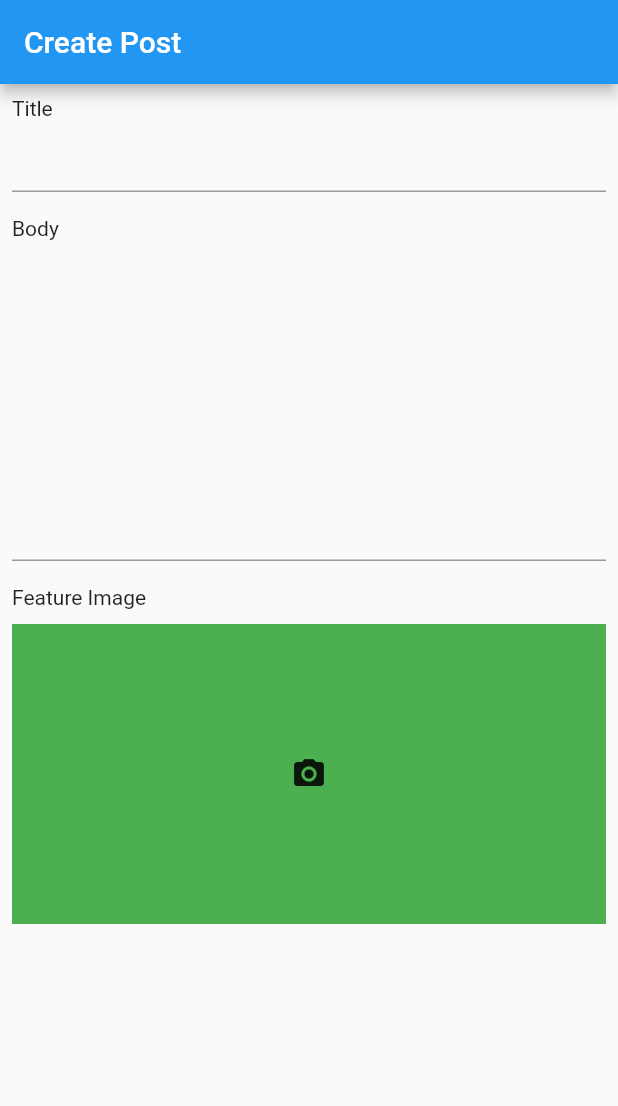
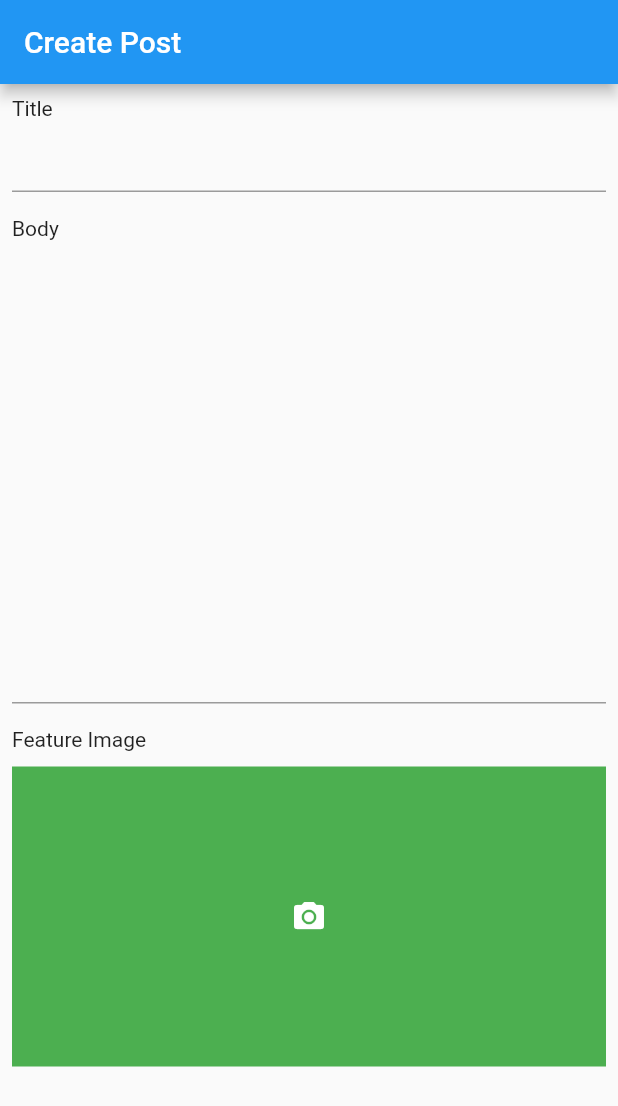
Before and after one commit to hydev777/Blogging, a Flutter app: the CreateBlog screen opened by its route, after a tap on the "photo camera" icon, on a phone screen of 412 x 824 dp. Shown: the top 1106 px of the screen. Run offline on Flutter 3.47's test engine with Material 2 defaults, Android fonts, the light colour scheme and no system bars; our stand-ins replace go_router, image_picker.

```diff
--- a/lib/main.dart
+++ b/lib/main.dart
@@ -65,6 +65,12 @@ class MyApp extends StatelessWidget {
           return const CreateBlog();
         },
       ),
+      GoRoute(
+        path: '/blog/profile',
+        builder: (BuildContext context, GoRouterState state) {
+          return const BlogUserProfile();
+        },
+      ),
     ],
   );
 }
--- /dev/null
+++ b/lib/utils/classes/file_upload.dart
@@ -0,0 +1,10 @@
+import 'dart:io';
+
+class FileUpload {
+  String? type;
+  String? path;
+  String? filename;
+  File? file;
+
+  FileUpload({ this.type, this.path, this.filename, this.file });
+}
--- a/lib/view/screens/blog_create_blog/blog_create_blog.dart
+++ b/lib/view/screens/blog_create_blog/blog_create_blog.dart
@@ -1,4 +1,10 @@
+import 'dart:convert';
+import 'dart:io';
+
 import 'package:flutter/material.dart';
+import 'package:image_picker/image_picker.dart';
+
+import '../../../utils/classes/file_upload.dart';
 
 class CreateBlog extends StatefulWidget {
   const CreateBlog({Key? key}) : super(key: key);
@@ -8,6 +14,36 @@ class CreateBlog extends StatefulWidget {
 }
 
 class _CreateBlogState extends State<CreateBlog> {
+
+  File? image;
+  bool? showFeatureImage = false;
+  Image? featureImage;
+  FileUpload? imageToUpload;
+
+  void _pickImage() async {
+    final ImagePicker picker = ImagePicker();
+
+    XFile? photo = await picker.pickImage(source: ImageSource.camera);
+
+    if (photo != null) {
+
+      image = File(photo.path.toString());
+      List<int> imageBytes = File(photo.path.toString()).readAsBytesSync();
+      String base64Image = base64Encode(imageBytes);
+      imageToUpload = FileUpload();
+      imageToUpload!.path = photo.path.toString();
+      imageToUpload!.type = 'image';
+      imageToUpload!.file = image;
+
+      setState(() {
+        showFeatureImage = !showFeatureImage!;
+        featureImage = Image.memory(base64Decode(base64Image));
+      });
+
+    } else {
+      // User canceled the picker
+    }
+  }
 
 
   @override
@@ -45,7 +81,7 @@ class _CreateBlogState extends State<CreateBlog> {
                   const Text('Body'),
                   TextField(
                     onChanged: (value) {},
-                    maxLines: 10,
+                    maxLines: 15,
                   ),
                 ],
               ),
@@ -63,15 +99,13 @@ class _CreateBlogState extends State<CreateBlog> {
                       color: Colors.green
                     ),
                     margin: const EdgeInsets.only(top: 10.0),
-                    child: Center(
+                    child: !showFeatureImage! ? Center(
                       child: InkWell(
-                        onTap: () {
-
-                          print("Image");
-
-                        },
-                        child: const Icon(Icons.photo_camera),
+                        onTap: _pickImage,
+                        child: const Icon(Icons.photo_camera, color: Colors.white),
                       ),
+                    ) : Center(
+                      child: featureImage,
                     ),
                   )
                 ],
```
Also changed, not shown: lib/view/screens/blog_feed/blog_feed.dart (+7 -0 lines), lib/view/screens/blog_user_profile/blog_user_profile.dart (+19 -1 lines), 1 other file.
